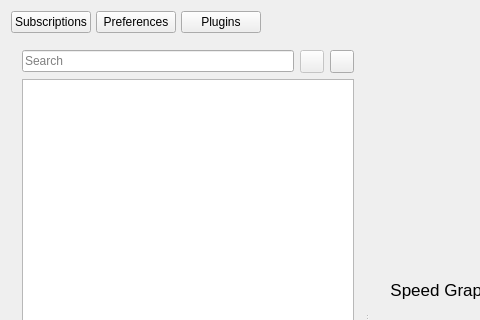
Above: src/ui/w_MainWindow.ui from Qv2ray/Qv2ray before the change; both pictures show x 0 to 480 and y 0 to 320 of the 860 by 650 pixel window. Below: the same form after it.
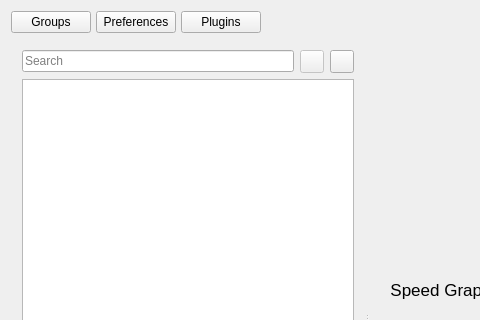
That is the form after the change. Icons and pictures are not drawn.

Commit message: change: Subscription Editor --> Group Editor

```diff
--- a/src/ui/w_MainWindow.ui
+++ b/src/ui/w_MainWindow.ui
@@ -29,7 +29,7 @@
       <item>
        <widget class="QPushButton" name="subsButton">
         <property name="text">
-         <string>Subscriptions</string>
+         <string>Groups</string>
         </property>
        </widget>
       </item>
```
The commit also changes 7 other files.
